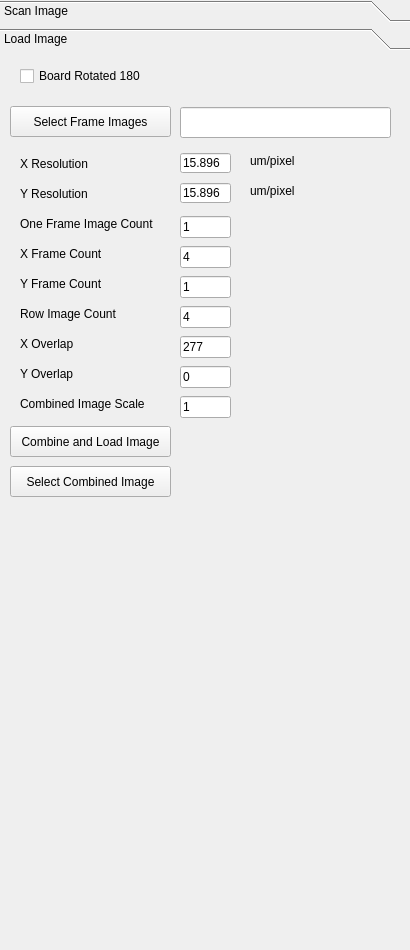
Before: the Qt Designer form DataModule/ScanImageWidget.ui in chuandongxu/AOI, drawn with Qt 5.
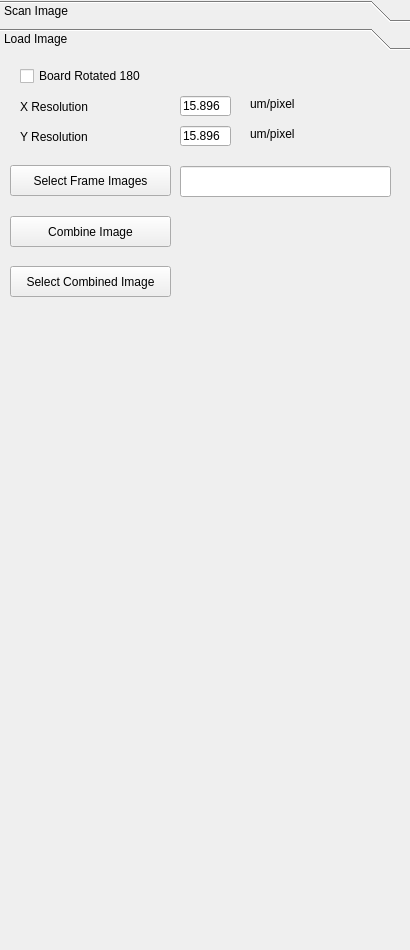
After: the same form once the commit is applied. The open tabs and pages were chosen to show the change.

Commit message:
Support Scan image from left to right.
1. Support Scan image from left to right.
2. Save parameter in database.
3. Remove DataVariables class.

What changed in the file:
```diff
--- a/DataModule/ScanImageWidget.ui
+++ b/DataModule/ScanImageWidget.ui
@@ -19,7 +19,7 @@
      <x>0</x>
      <y>0</y>
      <width>410</width>
-     <height>621</height>
+     <height>731</height>
     </rect>
    </property>
    <property name="currentIndex">
@@ -265,25 +265,12 @@
       <x>0</x>
       <y>0</y>
       <width>410</width>
-      <height>569</height>
+      <height>669</height>
      </rect>
     </property>
     <attribute name="label">
      <string>Load Image</string>
     </attribute>
-    <widget class="QPushButton" name="btnCombineLoadImage">
-     <property name="geometry">
-      <rect>
-       <x>10</x>
-       <y>370</y>
-       <width>161</width>
-       <height>31</height>
-      </rect>
-     </property>
-     <property name="text">
-      <string>Combine and Load Image</string>
-     </property>
-    </widget>
     <widget class="QCheckBox" name="checkBoxBoardRotated">
      <property name="geometry">
       <rect>
@@ -301,7 +288,7 @@
      <property name="geometry">
       <rect>
        <x>250</x>
-       <y>127</y>
+       <y>70</y>
        <width>61</width>
        <height>16</height>
       </rect>
@@ -314,7 +301,7 @@
      <property name="geometry">
       <rect>
        <x>20</x>
-       <y>130</y>
+       <y>73</y>
        <width>81</width>
        <height>16</height>
       </rect>
@@ -330,7 +317,7 @@
      <property name="geometry">
       <rect>
        <x>180</x>
-       <y>97</y>
+       <y>40</y>
        <width>51</width>
        <height>20</height>
       </rect>
@@ -343,7 +330,7 @@
      <property name="geometry">
       <rect>
        <x>250</x>
-       <y>97</y>
+       <y>40</y>
        <width>61</width>
        <height>16</height>
       </rect>
@@ -356,7 +343,7 @@
      <property name="geometry">
       <rect>
        <x>20</x>
-       <y>100</y>
+       <y>43</y>
        <width>81</width>
        <height>16</height>
       </rect>
@@ -372,7 +359,7 @@
      <property name="geometry">
       <rect>
        <x>180</x>
-       <y>127</y>
+       <y>70</y>
        <width>51</width>
        <height>20</height>
       </rect>
@@ -381,37 +368,11 @@
       <string>15.896</string>
      </property>
     </widget>
-    <widget class="QLabel" name="labelCombinedImageZoomScale">
-     <property name="geometry">
-      <rect>
-       <x>20</x>
-       <y>340</y>
-       <width>141</width>
-       <height>16</height>
-      </rect>
-     </property>
-     <property name="text">
-      <string>Combined Image Scale</string>
-     </property>
-    </widget>
-    <widget class="QLineEdit" name="lineEditCombinedImageZoomFactor">
-     <property name="geometry">
-      <rect>
-       <x>180</x>
-       <y>340</y>
-       <width>51</width>
-       <height>22</height>
-      </rect>
-     </property>
-     <property name="text">
-      <string>1</string>
-     </property>
-    </widget>
     <widget class="QPushButton" name="btnSelectFrameImages">
      <property name="geometry">
       <rect>
        <x>10</x>
-       <y>50</y>
+       <y>109</y>
        <width>161</width>
        <height>31</height>
       </rect>
@@ -420,167 +381,11 @@
       <string>Select Frame Images</string>
      </property>
     </widget>
-    <widget class="QLineEdit" name="lineEditOneFrameImageCount">
-     <property name="geometry">
-      <rect>
-       <x>180</x>
-       <y>160</y>
-       <width>51</width>
-       <height>22</height>
-      </rect>
-     </property>
-     <property name="text">
-      <string>1</string>
-     </property>
-    </widget>
-    <widget class="QLabel" name="labelFiducialMarkCount">
-     <property name="geometry">
-      <rect>
-       <x>20</x>
-       <y>160</y>
-       <width>151</width>
-       <height>16</height>
-      </rect>
-     </property>
-     <property name="text">
-      <string>One Frame Image Count</string>
-     </property>
-    </widget>
-    <widget class="QLabel" name="labelFrameCountY">
-     <property name="geometry">
-      <rect>
-       <x>20</x>
-       <y>220</y>
-       <width>151</width>
-       <height>16</height>
-      </rect>
-     </property>
-     <property name="text">
-      <string>Y Frame Count</string>
-     </property>
-    </widget>
-    <widget class="QLineEdit" name="lineEditFrameCountY">
-     <property name="geometry">
-      <rect>
-       <x>180</x>
-       <y>220</y>
-       <width>51</width>
-       <height>22</height>
-      </rect>
-     </property>
-     <property name="text">
-      <string>1</string>
-     </property>
-    </widget>
-    <widget class="QLabel" name="labelFrameCountX">
-     <property name="geometry">
-      <rect>
-       <x>20</x>
-       <y>190</y>
-       <width>151</width>
-       <height>16</height>
-      </rect>
-     </property>
-     <property name="text">
-      <string>X Frame Count</string>
-     </property>
-    </widget>
-    <widget class="QLineEdit" name="lineEditFrameCountX">
-     <property name="geometry">
-      <rect>
-       <x>180</x>
-       <y>190</y>
-       <width>51</width>
-       <height>22</height>
-      </rect>
-     </property>
-     <property name="text">
-      <string>4</string>
-     </property>
-    </widget>
-    <widget class="QLabel" name="labelRowImageCount">
-     <property name="geometry">
-      <rect>
-       <x>20</x>
-       <y>250</y>
-       <width>151</width>
-       <height>16</height>
-      </rect>
-     </property>
-     <property name="text">
-      <string>Row Image Count</string>
-     </property>
-    </widget>
-    <widget class="QLineEdit" name="lineEditRowImageCount">
-     <property name="geometry">
-      <rect>
-       <x>180</x>
-       <y>250</y>
-       <width>51</width>
-       <height>22</height>
-      </rect>
-     </property>
-     <property name="text">
-      <string>4</string>
-     </property>
-    </widget>
-    <widget class="QLabel" name="labelOverlapX">
-     <property name="geometry">
-      <rect>
-       <x>20</x>
-       <y>280</y>
-       <width>81</width>
-       <height>16</height>
-      </rect>
-     </property>
-     <property name="text">
-      <string>X Overlap</string>
-     </property>
-    </widget>
-    <widget class="QLabel" name="labelOverlapY">
-     <property name="geometry">
-      <rect>
-       <x>20</x>
-       <y>310</y>
-       <width>91</width>
-       <height>16</height>
-      </rect>
-     </property>
-     <property name="text">
-      <string>Y Overlap</string>
-     </property>
-    </widget>
-    <widget class="QLineEdit" name="lineEditOverlapX">
-     <property name="geometry">
-      <rect>
-       <x>180</x>
-       <y>280</y>
-       <width>51</width>
-       <height>22</height>
-      </rect>
-     </property>
-     <property name="text">
-      <string>277</string>
-     </property>
-    </widget>
-    <widget class="QLineEdit" name="lineEditOverlapY">
-     <property name="geometry">
-      <rect>
-       <x>180</x>
-       <y>310</y>
-       <width>51</width>
-       <height>22</height>
-      </rect>
-     </property>
-     <property name="text">
-      <string>0</string>
-     </property>
-    </widget>
     <widget class="QLineEdit" name="lineEditFrameImageFolder">
      <property name="geometry">
       <rect>
        <x>180</x>
-       <y>51</y>
+       <y>110</y>
        <width>211</width>
        <height>31</height>
       </rect>
@@ -590,7 +395,7 @@
      <property name="geometry">
       <rect>
        <x>10</x>
-       <y>410</y>
+       <y>210</y>
        <width>161</width>
        <height>31</height>
       </rect>
@@ -599,6 +404,19 @@
       <string>Select Combined Image</string>
      </property>
     </widget>
+    <widget class="QPushButton" name="btnCombineLoadImage">
+     <property name="geometry">
+      <rect>
+       <x>10</x>
+       <y>160</y>
+       <width>161</width>
+       <height>31</height>
+      </rect>
+     </property>
+     <property name="text">
+      <string>Combine Image</string>
+     </property>
+    </widget>
    </widget>
   </widget>
  </widget>
```
Left out of the diff: 84 changed lines with no effect on the pictures. The commit also changes 10 other files.
